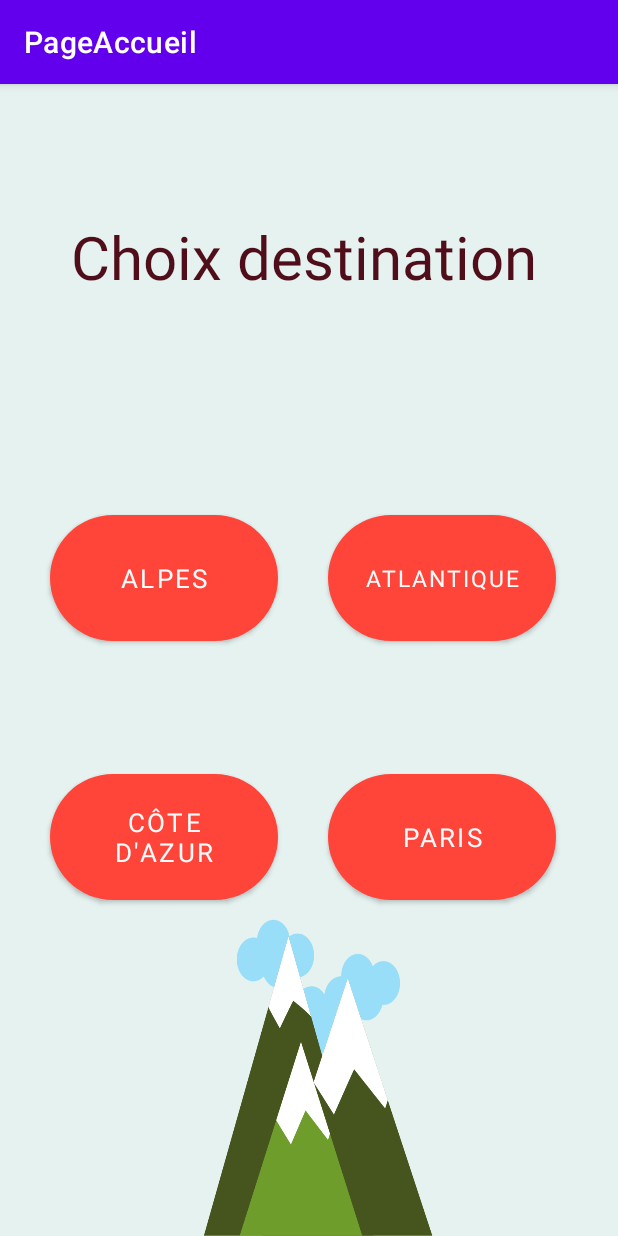
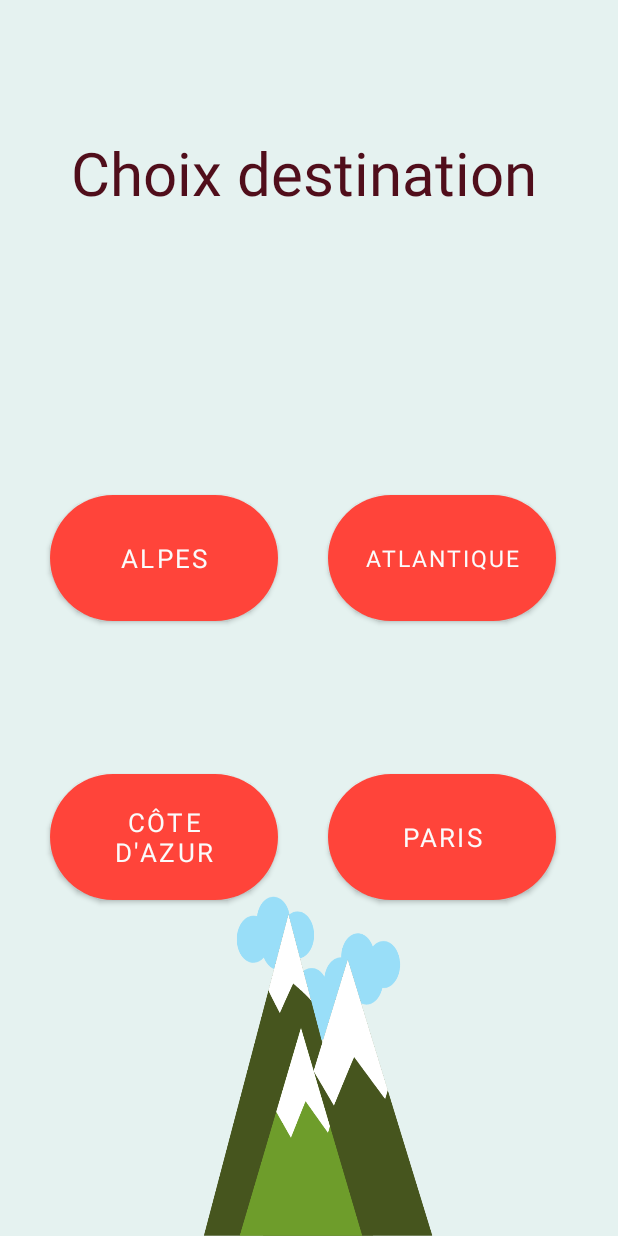
Before and after one commit to jad2n1/dream_and_go, an Android app: the screen it shows after launch (choix_destination), after a tap on "BIENVENUE :)", on a phone screen of 412 x 824 dp. Run offline under Robolectric (Android 15) with nearby library versions, the phone set to English and light mode, and no system bars; Roboto replaces fonts that are not available here.

Commit message:
cacher la banière dans haut de toutes les pages

```diff
--- a/app/src/main/java/com/example/pageaccueil/MainActivity.java
+++ b/app/src/main/java/com/example/pageaccueil/MainActivity.java
@@ -17,6 +17,10 @@ public class MainActivity extends AppCompatActivity {
     protected void onCreate(Bundle savedInstanceState) {
         super.onCreate(savedInstanceState);
         setContentView(R.layout.activity_main);
+
+        getSupportActionBar().hide(); // permet d'enlever la bar d'en haut
+
+
         boutonDemarrer = (Button) findViewById(R.id.bienvenue);
 
         boutonDemarrer.setOnClickListener(new View.OnClickListener() {
--- a/app/src/main/java/com/example/pageaccueil/choix_destination.java
+++ b/app/src/main/java/com/example/pageaccueil/choix_destination.java
@@ -31,6 +31,8 @@ public class choix_destination extends AppCompatActivity {
 
         super.onCreate(savedInstanceState);
         setContentView(R.layout.choix_destination);
+
+        getSupportActionBar().hide(); // permet d'enlever la bar d'en haut
 
         // association de nos references avec les objets du layout
         Bouton_Alpes = ( Button ) findViewById(R.id.btn_Alpes);
--- a/app/src/main/java/com/example/pageaccueil/page_Alpes.java
+++ b/app/src/main/java/com/example/pageaccueil/page_Alpes.java
@@ -18,6 +18,8 @@ public class page_Alpes extends AppCompatActivity{
     protected void onCreate(Bundle savedInstanceState) {
         super.onCreate(savedInstanceState);
         setContentView(R.layout.alpes_page);
+
+        getSupportActionBar().hide(); // permet d'enlever la bar d'en haut
 
         // 1) creation d’un objet-reference  spinner vers le spinner de l’activite
         Spinner monSpinner3 = (Spinner) findViewById(R.id.spinner_jours3);
--- a/app/src/main/java/com/example/pageaccueil/page_Atlantique.java
+++ b/app/src/main/java/com/example/pageaccueil/page_Atlantique.java
@@ -19,6 +19,8 @@ public class page_Atlantique extends AppCompatActivity{
     protected void onCreate(Bundle savedInstanceState) {
         super.onCreate(savedInstanceState);
         setContentView(R.layout.atlantique_page);
+
+        getSupportActionBar().hide(); // permet d'enlever la bar d'en haut
 
         // 1) creation d’un objet-reference  spinner vers le spinner de l’activite
         Spinner monSpinner2 = (Spinner) findViewById(R.id.spinner_jours2);
--- a/app/src/main/java/com/example/pageaccueil/page_CoteAzur.java
+++ b/app/src/main/java/com/example/pageaccueil/page_CoteAzur.java
@@ -21,6 +21,8 @@ public class page_CoteAzur extends AppCompatActivity {
         TextView Text_Mat_coteAzur = (TextView) findViewById(R.id.cadre_matin_coteAzur);
         TextView Text_Ap_coteAzur = (TextView) findViewById(R.id.cadre_aprem_coteAzur);
         Button Btn_Carte_coteAzur=(Button) findViewById(R.id.btn_carte_CoteAzur);
+
+        getSupportActionBar().hide(); // permet d'enlever la bar d'en haut
 
         // 1) creation d’un objet-reference  spinner vers le spinner de l’activite
         Spinner monSpinner4 = (Spinner) findViewById(R.id.spinner_jours4);
--- a/app/src/main/java/com/example/pageaccueil/page_Paris.java
+++ b/app/src/main/java/com/example/pageaccueil/page_Paris.java
@@ -21,10 +21,16 @@ public class page_Paris extends AppCompatActivity{
     Button Bouton_Paris_retour;
 
 
+
+
     @Override
     protected void onCreate(Bundle savedInstanceState) {
         super.onCreate(savedInstanceState);
         setContentView(R.layout.paris_page);
+
+
+        getSupportActionBar().hide(); // permet d'enlever la bar d'en haut
+
 
         // 1) creation d’un objet-reference  spinner vers le spinner de l’activite
         Spinner monSpinner = (Spinner) findViewById(R.id.spinner_jours);
```
